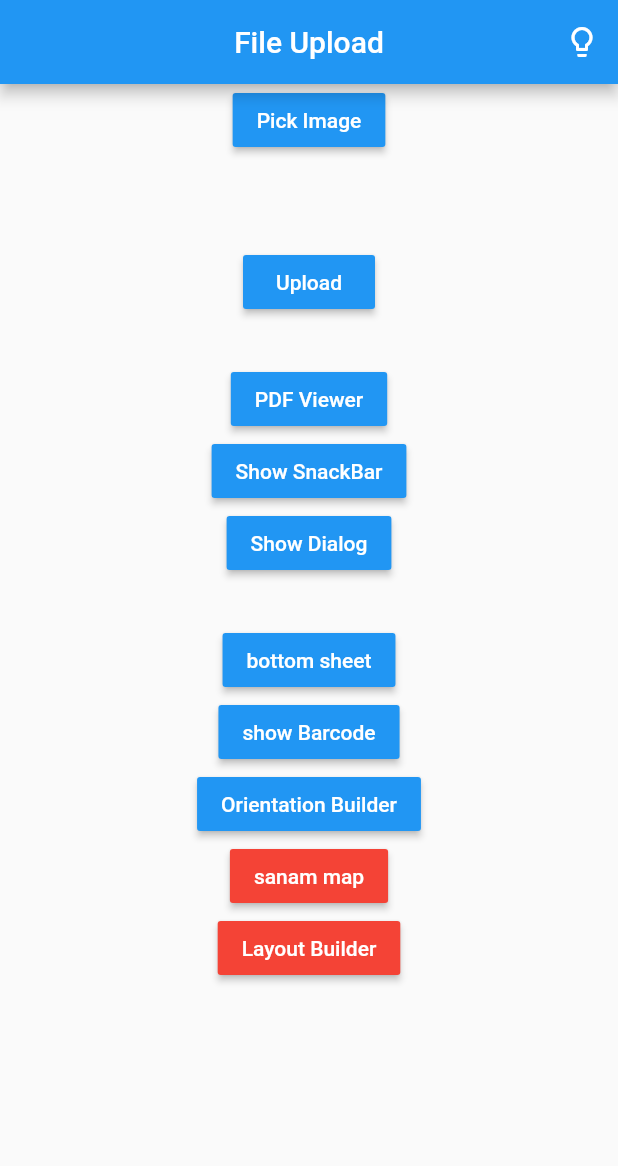
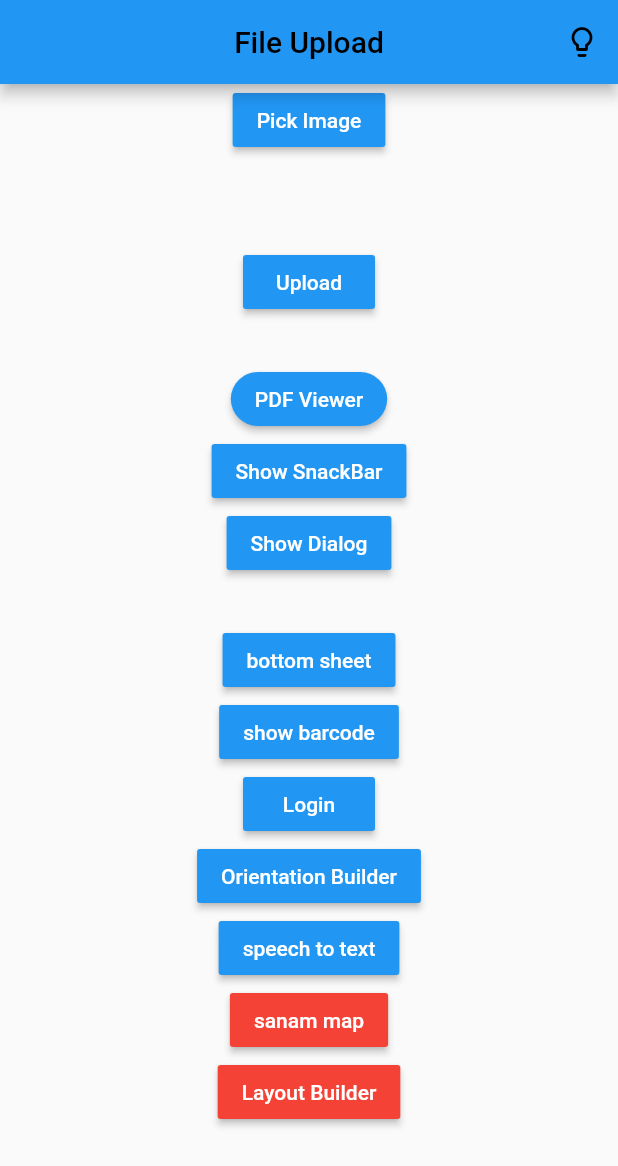
Before and after one commit to sagarkoju/phoneNumber, a Flutter app: the screen it shows after launch, on a phone screen of 412 x 824 dp. Shown: the top 1166 px of the screen. Run offline on Flutter 3.47's test engine with Material 2 defaults, Android fonts, the phone set to English and light mode, and no system bars; our stand-ins replace avatar_glow, cloud_firestore, email_validator, firebase_core, firebase_storage, get and 6 more; missing offline and left inert: flutter_barcode_scanner, highlight_text, syncfusion_flutter_pdfviewer; accounts and stored records are empty.

Commit message:
login page

```diff
--- a/lib/Screen/home.dart
+++ b/lib/Screen/home.dart
@@ -4,10 +4,13 @@ import 'package:cloud_firestore/cloud_firestore.dart';
 
 import 'package:crud/page/dell.dart';
 import 'package:crud/page/layout.dart';
+import 'package:crud/page/login.dart';
 import 'package:crud/page/orientationbuilder.dart';
 import 'package:crud/page/page.dart';
 import 'package:crud/page/sanam.dart';
 import 'package:crud/page/scan_barcode.dart';
+import 'package:crud/page/speech_to_text.dart';
+import 'package:crud/widget/custom_widget.dart';
 
 import 'package:firebase_storage/firebase_storage.dart';
 import 'package:flutter/material.dart';
@@ -27,13 +30,43 @@ class _HomePageState extends State<HomePage> {
 
   @override
   Widget build(BuildContext context) {
-    return Scaffold(
+    return WillPopScope(
+      onWillPop: () {
+        return showDialog(
+            context: context,
+            builder: (context) {
+              return AlertDialog(
+                title: Text("Do you want to exist the app"),
+                backgroundColor: Colors.amber,
+                actions: [
+                  FlatButton(
+                      onPressed: () {
+                        Navigator.pop(context, true);
+                      },
+                      child: Text('Yes')),
+                  FlatButton(
+                      onPressed: () {
+                        Navigator.pop(context, false);
+                      },
+                      child: Text("No"))
+                ],
+              );
+            });
+      },
+      child: Scaffold(
         appBar: AppBar(
-        title: Text("File Upload"),
+          title: Text(
+            "File Upload",
+            style: TextStyle(color: Colors.black),
+          ),
           centerTitle: true,
+          // elevation: 10,
+          // backgroundColor: Colors.transparent,
+          // brightness: Brightness.light,
           actions: [
             IconButton(
                 icon: Icon(Icons.lightbulb_outline),
+                color: Colors.black,
                 onPressed: () {
                   Get.changeThemeMode(
                       Get.isDarkMode ? ThemeMode.light : ThemeMode.dark);
@@ -46,7 +79,6 @@ class _HomePageState extends State<HomePage> {
               children: [
                 /// Image Picker from gallery
                 RaisedButton(
-
                     color: Colors.blue,
                     textColor: Colors.white,
                     child: Text('Pick Image'),
@@ -74,6 +106,8 @@ class _HomePageState extends State<HomePage> {
                 ),
                 // / pdf Viewer button
                 RaisedButton(
+                    shape: RoundedRectangleBorder(
+                        borderRadius: BorderRadius.circular(20)),
                     color: Colors.blue,
                     textColor: Colors.white,
                     child: Text('PDF Viewer'),
@@ -154,21 +188,49 @@ class _HomePageState extends State<HomePage> {
                           barrierColor: Colors.orangeAccent);
                     }),
                 // / show barcode
-              RaisedButton(
+                // RaisedButton(
+                //     color: Colors.blue,
+                //     child: Text('show Barcode'),
+                //     textColor: Colors.white,
+                //     onPressed: () {
+                //       Get.to(ShowBarcode());
+                //     }),
+
+                Raised(
+                  child: Text('show barcode'),
                   color: Colors.blue,
-                  child: Text('show Barcode'),
-                  textColor: Colors.white,
+                  textcolor: Colors.white,
                   onPressed: () {
                     Get.to(ShowBarcode());
-                  }),
+                  },
+                ),
+
+                Raised(
+                  child: Text('Login'),
+                  color: Colors.blue,
+                  textcolor: Colors.white,
+                  onPressed: () {
+                    Get.to(Login());
+                  },
+                ),
                 // Show orientation builder
-              RaisedButton(
+
+                Raised(
                   color: Colors.blue,
-                  textColor: Colors.white,
                   child: Text('Orientation Builder'),
+                  textcolor: Colors.white,
                   onPressed: () {
                     Get.to(OrientationBuilders());
-                  }),
+                  },
+                ),
+                Raised(
+                  color: Colors.blue,
+                  child: Text('speech to text'),
+                  textcolor: Colors.white,
+                  onPressed: () {
+                    Get.to(Speech());
+                  },
+                ),
                 RaisedButton(
                     child: Text("sanam map"),
                     textColor: Colors.white,
@@ -185,8 +247,8 @@ class _HomePageState extends State<HomePage> {
                       Navigator.of(context)
                           .push(MaterialPageRoute(builder: (_) => Lay()));
                     }),
-
               ],
+            ),
           ),
         ),
       ),
--- /dev/null
+++ b/lib/widget/custom_widget.dart
@@ -0,0 +1,32 @@
+import 'package:flutter/material.dart';
+
+class Raised extends StatelessWidget {
+  final Widget child;
+  final Color color;
+  final Color textcolor;
+  final Function onPressed;
+
+  const Raised({
+    Key key,
+    this.color,
+    this.textcolor,
+    this.onPressed,
+    this.child,
+  }) : super(key: key);
+
+  @override
+  Widget build(BuildContext context) {
+    return Column(
+      children: [
+        Container(
+          child: RaisedButton(
+            child: child,
+            color: color,
+            textColor: textcolor,
+            onPressed: onPressed,
+          ),
+        ),
+      ],
+    );
+  }
+}
--- a/pubspec.yaml
+++ b/pubspec.yaml
@@ -44,6 +44,11 @@ dependencies:
   flutter_barcode_scanner: ^1.0.1
   google_maps_flutter: ^1.2.0
   location: ^3.2.4
+  google_fonts: ^1.1.2
+  speech_to_text:
+  highlight_text:
+  avatar_glow: ^1.2.0
+  email_validator: ^1.0.6
 
 dev_dependencies:
   flutter_test:
```
Also changed, not shown: lib/page/layout.dart (+16 -21 lines), lib/page/login.dart (added, +144 -0 lines), lib/page/orientationbuilder.dart (+11 -10 lines), lib/page/scan_barcode.dart (+32 -12 lines), lib/page/speech_to_text.dart (added, +127 -0 lines), pubspec.lock, 3 other files. Lines whose indentation alone changed are shown as unchanged.
